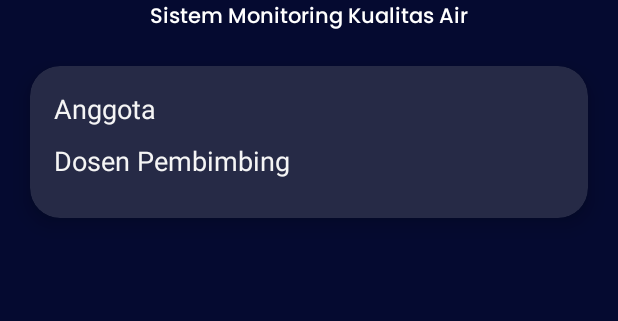
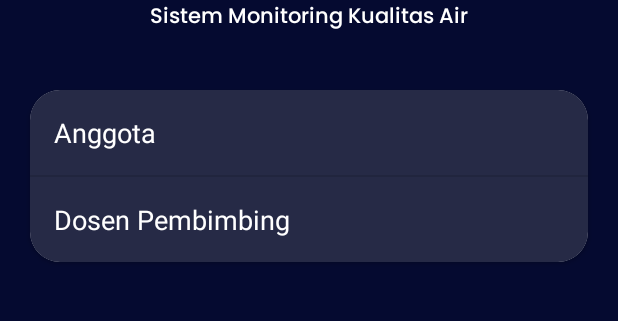
Before and after one commit to ananabillarizky/SmokaMobile, an Android app: the InformationActivity screen opened directly, with no data from a screen before it, on a phone screen of 412 x 824 dp, the part 339-660 px from its top. Run offline under Robolectric (Android 15) with nearby library versions, the phone set to English and light mode, and no system bars.

Commit message:
update design

```diff
--- a/app/build.gradle
+++ b/app/build.gradle
@@ -33,13 +33,15 @@ android {
     kotlinOptions {
         jvmTarget = '1.8'
     }
+
     sourceSets {
         main {
             assets {
-                srcDirs 'src\\main\\assets', 'src\\main\\assets\\2'
+                srcDirs 'src\\main\\assets'
             }
         }
     }
+
 }
 
 dependencies {
@@ -53,7 +55,6 @@ dependencies {
     implementation 'com.google.firebase:firebase-auth:22.0.0'
     implementation 'androidx.cardview:cardview:1.0.0'
     implementation 'androidx.recyclerview:recyclerview:1.0.0'
-    implementation 'com.google.code.gson:gson:2.8.8'
     implementation 'com.google.firebase:firebase-firestore-ktx:23.0.1'
     implementation 'com.google.firebase:firebase-database-ktx:20.2.2'
     testImplementation 'junit:junit:4.13.2'
--- a/app/src/main/java/com/example/mobilesmoka_iot/InformationActivity.kt
+++ b/app/src/main/java/com/example/mobilesmoka_iot/InformationActivity.kt
@@ -1,18 +1,47 @@
 package com.example.mobilesmoka_iot
 
-import androidx.appcompat.app.AppCompatActivity
 import android.os.Bundle
+import android.view.View
 import android.widget.ExpandableListAdapter
 import android.widget.ExpandableListView
+import androidx.appcompat.app.AppCompatActivity
+
 
 class InformationActivity : AppCompatActivity() {
+
     private lateinit var expandableListView: ExpandableListView
-    private lateinit var adapter: ExpandableListAdapter
+    private lateinit var expandableListAdapter: ExpandableListAdapter
+    private lateinit var groupList: List<String>
+    private lateinit var childMap: Map<String, List<String>>
 
     override fun onCreate(savedInstanceState: Bundle?) {
         super.onCreate(savedInstanceState)
         setContentView(R.layout.activity_information)
+        expandableListView = findViewById(R.id.expandableListView)
+        groupList = listOf("Anggota", "Dosen Pembimbing")
+        childMap = mapOf(
+            "Anggota" to listOf("Ananabilla Rizky Muhardanie", "Hamdan Yuwafi"),
+            "Dosen Pembimbing" to listOf("Slamet Handoko, S.Kom., M.Kom.", "Kuwat Santoso, S.Kom., M.Kom.")
+        )
 
+        // Buat adapter untuk ExpandableListView
+        expandableListAdapter = MyExpandableListAdapter(this, groupList, childMap)
 
+        // Set adapter ke ExpandableListView
+        expandableListView.setAdapter(expandableListAdapter)
+
+        // Set listener untuk menghandle klik pada grup
+        expandableListView.setOnGroupClickListener { _, _, groupPosition, _ ->
+            toggleGroup(groupPosition)
+            true
+        }
+    }
+
+    private fun toggleGroup(groupPosition: Int) {
+        if (expandableListView.isGroupExpanded(groupPosition)) {
+            expandableListView.collapseGroup(groupPosition)
+        } else {
+            expandableListView.expandGroup(groupPosition)
+        }
     }
 }
--- a/app/src/main/java/com/example/mobilesmoka_iot/MonitoringActivity.kt
+++ b/app/src/main/java/com/example/mobilesmoka_iot/MonitoringActivity.kt
@@ -54,6 +54,7 @@ class MonitoringActivity : AppCompatActivity() {
                     val suhu = dataSnapshot.child("suhu").value.toString()
                     val suhuDenganC = "$suhu°C"
                     txtC.text = suhuDenganC
+                    txtC.text = suhu
                 }
                 if (dataSnapshot.hasChild("keteranganSuhu")) {
                     val keteranganSuhu = dataSnapshot.child("keteranganSuhu").value.toString()
@@ -80,7 +81,6 @@ class MonitoringActivity : AppCompatActivity() {
                     val jarakDenganCm = "$jarak cm"
                     txtingkamakan.text = jarakDenganCm
                 }
-
                 if (dataSnapshot.hasChild("keteranganJarak")) {
                     val keteranganJarak = dataSnapshot.child("keteranganJarak").value.toString()
                     txtmakanket.text = keteranganJarak
--- /dev/null
+++ b/app/src/main/java/com/example/mobilesmoka_iot/MyExpandableListAdapter.kt
@@ -0,0 +1,110 @@
+package com.example.mobilesmoka_iot
+
+import android.content.Context
+import android.view.LayoutInflater
+import android.view.View
+import android.view.ViewGroup
+import android.widget.BaseExpandableListAdapter
+import android.widget.ImageView
+import android.widget.TextView
+
+class MyExpandableListAdapter(
+    private val context: Context,
+    private val groupList: List<String>,
+    private val childMap: Map<String, List<String>>
+) : BaseExpandableListAdapter() {
+
+    override fun getGroupCount(): Int {
+        return groupList.size
+    }
+
+    override fun getChildrenCount(groupPosition: Int): Int {
+        return childMap[groupList[groupPosition]]?.size ?: 0
+    }
+
+    override fun getGroup(groupPosition: Int): Any {
+        return groupList[groupPosition]
+    }
+
+    override fun getChild(groupPosition: Int, childPosition: Int): Any {
+        return childMap[groupList[groupPosition]]?.get(childPosition) ?: ""
+    }
+
+    override fun getGroupId(groupPosition: Int): Long {
+        return groupPosition.toLong()
+    }
+
+    override fun getChildId(groupPosition: Int, childPosition: Int): Long {
+        return childPosition.toLong()
+    }
+
+    override fun hasStableIds(): Boolean {
+        return false
+    }
+
+    override fun getGroupView(
+        groupPosition: Int,
+        isExpanded: Boolean,
+        convertView: View?,
+        parent: ViewGroup?
+    ): View {
+        var view = convertView
+        if (view == null) {
+            val inflater =
+                context.getSystemService(Context.LAYOUT_INFLATER_SERVICE) as LayoutInflater
+            view = inflater.inflate(R.layout.expandable_group_item, null)
+        }
+
+        val title = view?.findViewById<TextView>(R.id.groupTitle)
+        title?.text = getGroup(groupPosition).toString()
+
+        return view!!
+    }
+
+    override fun getChildView(
+        groupPosition: Int,
+        childPosition: Int,
+        isLastChild: Boolean,
+        convertView: View?,
+        parent: ViewGroup?
+    ): View {
+        var view_anggota = convertView
+        if (view_anggota == null) {
+            val inflater =
+                context.getSystemService(Context.LAYOUT_INFLATER_SERVICE) as LayoutInflater
+            view_anggota = inflater.inflate(R.layout.item_anggota, null)
+        }
+
+        val childContent = view_anggota?.findViewById<TextView>(R.id.namaAnggota)
+        val childImage = view_anggota?.findViewById<ImageView>(R.id.imageAnggota)
+
+        val memberName = getChild(groupPosition, childPosition).toString()
+        childContent?.text = memberName
+
+
+
+        // You need to replace "getMemberImage()" with your method to get the member's photo
+        val memberImage = getMemberImage(memberName)
+        if (memberImage != null) {
+            childImage?.setImageResource(memberImage)
+        }
+
+        return view_anggota!!
+    }
+
+    override fun isChildSelectable(groupPosition: Int, childPosition: Int): Boolean {
+        // Semua anak-anak dalam grup dapat dipilih
+        return true
+    }
+
+
+    private fun getMemberImage(memberName: String): Int {
+        // Assuming your member photos are named member1_photo.png and member2_photo.png
+        return when (memberName) {
+            "Nama Anggota 1" -> R.drawable.hansel
+            "Nama Anggota 2" -> R.drawable.hansel
+            else -> R.drawable.hansel // Default photo resource for unknown members
+        }
+    }
+
+}
--- /dev/null
+++ b/app/src/main/res/drawable/cardview_rounded_background.xml
@@ -0,0 +1,5 @@
+<?xml version="1.0" encoding="utf-8"?>
+<shape xmlns:android="http://schemas.android.com/apk/res/android">
+    <solid android:color="@android:color/white" />
+    <corners android:radius="16dp" /> <!-- Atur nilai radius sesuai kebutuhan Anda -->
+</shape>
--- a/app/src/main/res/layout/activity_guide.xml
+++ b/app/src/main/res/layout/activity_guide.xml
@@ -6,8 +6,8 @@
     android:layout_height="match_parent"
     android:background="#F0F5F8"
     tools:context=".GuideActivity"
+
     android:orientation="vertical">
-
     <LinearLayout
         android:layout_width="match_parent"
         android:layout_height="wrap_content"
@@ -34,11 +34,13 @@
 
     </LinearLayout>
 
+
     <androidx.recyclerview.widget.RecyclerView
         android:id="@+id/recyclerViewFAQ"
         android:layout_width="match_parent"
         android:layout_height="match_parent"
         android:layout_marginLeft="8dp"
+
         android:layout_marginRight="8dp" />
 
     <TextView
--- a/app/src/main/res/layout/activity_information.xml
+++ b/app/src/main/res/layout/activity_information.xml
@@ -1,4 +1,5 @@
 <?xml version="1.0" encoding="utf-8"?>
+
 <LinearLayout xmlns:android="http://schemas.android.com/apk/res/android"
     xmlns:app="http://schemas.android.com/apk/res-auto"
     xmlns:tools="http://schemas.android.com/tools"
@@ -65,46 +66,77 @@
             android:textSize="14dp"
             tools:ignore="TextSizeCheck" />
     </LinearLayout>
+    <!-- CardView untuk Anggota -->
     <androidx.cardview.widget.CardView
+        android:id="@+id/cardViewAnggota"
         android:layout_width="match_parent"
         android:layout_height="wrap_content"
-        android:layout_margin="20dp"
-        app:cardCornerRadius="20dp"
-        app:cardElevation="8dp"
-        android:padding="20dp"
-        app:cardBackgroundColor="#262A46">
+        android:layout_marginBottom="16dp"
+        android:padding="16dp"
+        android:background="@drawable/cardview_rounded_background"> <!-- Tambahkan atribut cardCornerRadius dengan nilai 16dp -->
 
+        <!-- Isi Expandable Layout Anggota di sini -->
         <LinearLayout
+            android:id="@+id/expandLayoutAnggota"
             android:layout_width="match_parent"
             android:layout_height="wrap_content"
             android:orientation="vertical"
-            android:padding="16dp">
+            android:visibility="gone">
 
+            <!-- Item Anggota -->
+            <include layout="@layout/item_anggota" />
 
-            <TextView
-                android:layout_width="wrap_content"
-                android:layout_height="wrap_content"
-                android:text="Anggota"
-                android:textSize="18sp"
-                android:textColor="#F5F5F5" />
-
-            <ExpandableListView
-                android:id="@+id/expandableListViewAnggota"
-                android:layout_width="match_parent"
-                android:layout_height="wrap_content"
-                android:layout_marginTop="10dp" />
-            <TextView
-                android:layout_width="wrap_content"
-                android:layout_height="wrap_content"
-                android:text="Dosen Pembimbing"
-                android:textSize="18sp"
-                android:textColor="#F5F5F5" />
-            <ExpandableListView
-                android:id="@+id/expandableListViewDosen"
-                android:layout_width="match_parent"
-                android:layout_height="wrap_content"
-                android:layout_marginTop="10dp" />
+            <!-- Item Anggota Kedua -->
+            <include layout="@layout/item_anggota" />
         </LinearLayout>
     </androidx.cardview.widget.CardView>
 
+    <!-- CardView untuk Dosen Pembimbing -->
+    <androidx.cardview.widget.CardView
+        android:id="@+id/cardViewDosen"
+        android:layout_width="match_parent"
+        android:layout_height="wrap_content"
+        android:layout_below="@id/cardViewAnggota"
+        android:padding="16dp"
+        android:background="@drawable/cardview_rounded_background"><!-- Tambahkan atribut cardCornerRadius dengan nilai 16dp -->
+
+        <!-- Isi Expandable Layout Dosen Pembimbing di sini -->
+        <LinearLayout
+            android:id="@+id/expandLayoutDosen"
+            android:layout_width="match_parent"
+            android:layout_height="wrap_content"
+            android:orientation="vertical"
+            android:visibility="gone">
+            <!-- Item Dosen Pembimbing -->
+            <include layout="@layout/item_dosen" />
+            <!-- Item Dosen Pembimbing Kedua -->
+            <include layout="@layout/item_dosen" />
+        </LinearLayout>
+    </androidx.cardview.widget.CardView>
+
+    <!-- Tambahkan ExpandableListView -->
+    <androidx.cardview.widget.CardView
+        android:id="@+id/cardViewExpandable"
+        android:layout_width="match_parent"
+        android:layout_height="wrap_content"
+        android:layout_below="@id/cardViewDosen"
+        android:background="@drawable/rounded_background"
+        android:orientation="vertical"
+        app:cardCornerRadius="20dp"
+        android:layout_margin="20dp"
+        android:elevation="4dp">
+        <!-- Atur elevation sesuai kebutuhan Anda untuk memberikan efek bayangan -->
+
+        <ExpandableListView
+            android:id="@+id/expandableListView"
+            android:layout_width="match_parent"
+            android:layout_height="wrap_content"
+            android:groupIndicator="@null"
+            android:dividerHeight="1dp"
+            android:background="#262A46" />
+
+    </androidx.cardview.widget.CardView>
+
+
+
 </LinearLayout>
--- a/app/src/main/res/layout/activity_jadwal.xml
+++ b/app/src/main/res/layout/activity_jadwal.xml
@@ -22,6 +22,7 @@
         android:layout_height="wrap_content"
         android:layout_below="@+id/img_back"
         android:layout_centerInParent="true"
+
         android:fontFamily="@font/poppinsextra"
         android:text="Jadwal Pakan Ikan Otomatis"
         android:textColor="@color/black"
@@ -140,6 +141,7 @@
         android:layout_marginHorizontal="50dp"
         android:gravity="center_horizontal"
         android:orientation="horizontal">
+
             <Button
                 android:id="@+id/saveButton2"
                 android:layout_width="100dp"
@@ -211,6 +213,7 @@
         android:layout_marginHorizontal="50dp"
         android:gravity="center_horizontal"
         android:orientation="horizontal">
+
             <Button
                 android:id="@+id/saveButton3"
                 android:layout_width="100dp"
@@ -234,6 +237,7 @@
                 android:fontFamily="@font/poppins"
                 tools:ignore="DuplicateClickableBoundsCheck" />
 
+
     </LinearLayout>
 
 </RelativeLayout>
--- a/app/src/main/res/layout/activity_monitoring.xml
+++ b/app/src/main/res/layout/activity_monitoring.xml
@@ -16,11 +16,11 @@
         android:layout_marginTop="10dp"
         android:src="@drawable/ic_back" />
 
-
     <TextView
         android:id="@+id/katamonitoring"
         android:layout_width="wrap_content"
         android:layout_height="wrap_content"
+
         android:layout_centerHorizontal="true"
         android:layout_alignParentTop="true"
         android:layout_marginTop="50dp"
--- /dev/null
+++ b/app/src/main/res/layout/expandable_group_item.xml
@@ -0,0 +1,9 @@
+<!-- expandable_group_item.xml -->
+<TextView
+    xmlns:android="http://schemas.android.com/apk/res/android"
+    android:id="@+id/groupTitle"
+    android:layout_width="match_parent"
+    android:layout_height="wrap_content"
+    android:padding="16dp"
+    android:textSize="18sp"
+    android:textColor="@android:color/white" />
--- a/app/src/main/res/layout/resetdialog.xml
+++ b/app/src/main/res/layout/resetdialog.xml
@@ -31,6 +31,7 @@
             android:textColor="@color/black"
             android:textSize="20dp"
             />
+
         <TextView
             android:id="@+id/tvMessage1"
             android:layout_width="200dp"
--- a/app/src/main/res/values/colors.xml
+++ b/app/src/main/res/values/colors.xml
@@ -4,5 +4,6 @@
     <color name="white">#FFFFFFFF</color>
     <color name="primaryColor">#D2264C</color>
     <color name="colorAccent">#D2264C</color>
+    <color name="cbgcard">#262A46</color>
 
 </resources>
--- a/app/src/main/res/values/strings.xml
+++ b/app/src/main/res/values/strings.xml
@@ -7,4 +7,5 @@
         <!-- Tambahkan pilihan waktu lainnya sesuai kebutuhan -->
     </string-array>
     <string name="arrow_icon_description">Deskripsi singkat untuk icon panah</string>
+    <string name="profile_image_desc">Deskripsi Gambar Profil</string>
 </resources>
--- a/app/src/main/res/values/themes.xml
+++ b/app/src/main/res/values/themes.xml
@@ -1,12 +1,12 @@
 <resources xmlns:tools="http://schemas.android.com/tools">
     <!-- Base application theme. -->
     <style name="Base.Theme.MobileSmokaIoT" parent="Theme.Material3.DayNight.NoActionBar">
-        <!-- Customize your dark theme here. -->
-        <!-- <item name="colorPrimary">@color/my_dark_primary</item> -->
+
         <item name="colorPrimary">@color/primaryColor</item>
         <item name="colorAccent">@color/colorAccent</item>
         <item name="android:timePickerStyle">@style/MyTimePickerTheme</item>
     </style>
+
     <style name="Theme.MobileSmokaIoT" parent="Base.Theme.MobileSmokaIoT" />
     <style name="Theme.MobileSmokaIoT.NoActionBar" >
         <item name = "windowActionBar">false</item>
--- a/build.gradle
+++ b/build.gradle
@@ -5,15 +5,12 @@ buildscript {
         google()  // Google's Maven repository
         jcenter()
         mavenCentral()  // Maven Central repository
-
     }
     dependencies {
 
         // Add the dependency for the Google services Gradle plugin
         classpath 'com.google.gms:google-services:4.3.15'
         classpath 'com.android.tools.build:gradle:4.2.2'
-
-
     }
 }
 
```
Also changed, not shown: app/src/main/AndroidManifest.xml (+8 -5 lines), app/src/main/res/layout/expandable_child_item.xml (added, +9 -0 lines), app/src/main/res/layout/item_anggota.xml (added, +25 -0 lines), app/src/main/res/layout/item_dosen.xml (added, +25 -0 lines), app/src/main/java/com/example/mobilesmoka_iot/GuideActivity.kt (line endings or trailing spaces).
